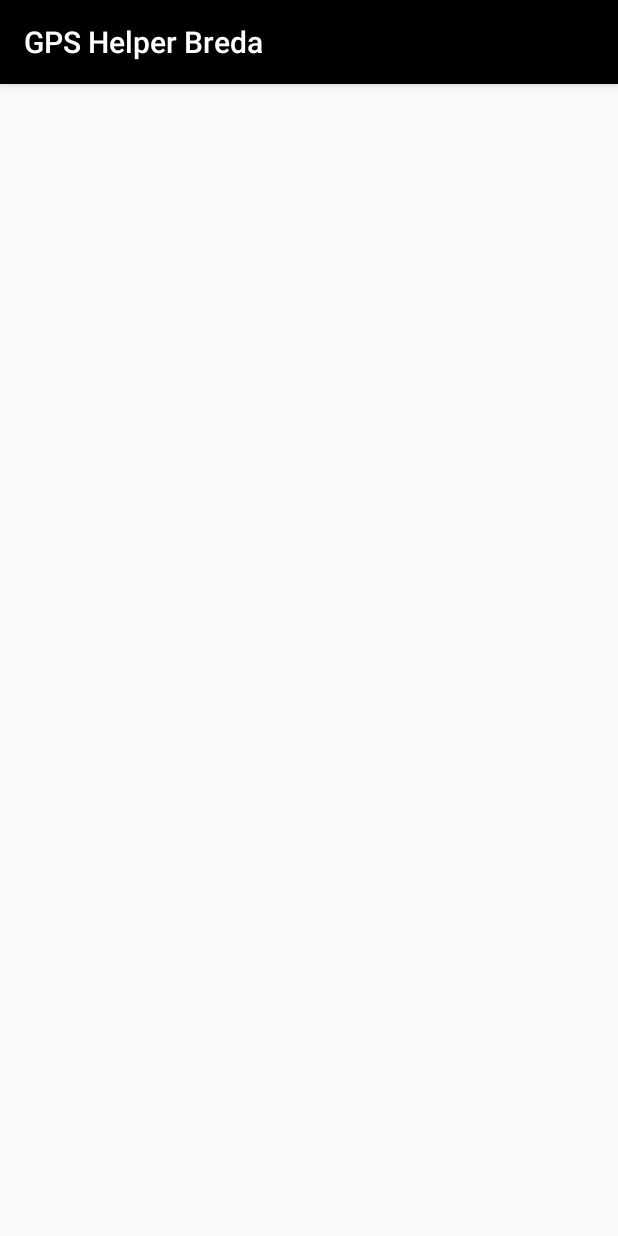
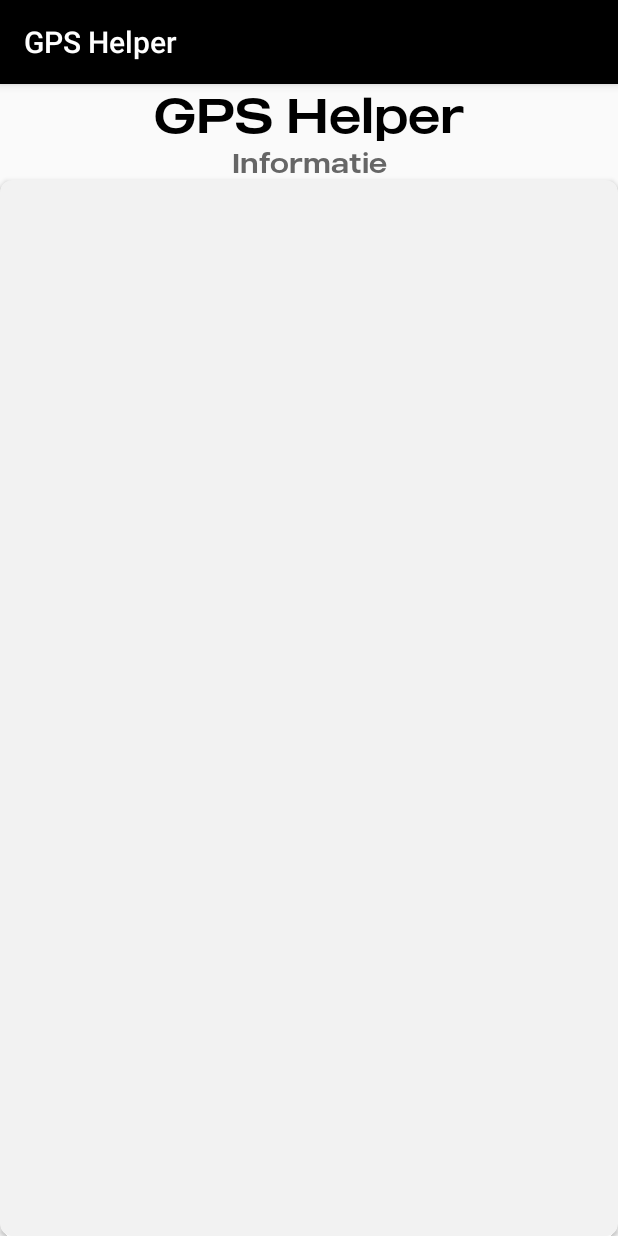
Before and after one commit to noahwalsmits/GpsHelperBreda, an Android app: the InformationActivity screen opened directly, with no data from a screen before it, on a phone screen of 412 x 824 dp. Run offline under Robolectric (Android 15) with nearby library versions, the phone set to English and light mode, and no system bars.

Commit message:
Complete basis information activity

```diff
--- a/app/build.gradle
+++ b/app/build.gradle
@@ -27,4 +27,5 @@ dependencies {
     testImplementation 'junit:junit:4.12'
     androidTestImplementation 'androidx.test.ext:junit:1.1.0'
     androidTestImplementation 'androidx.test.espresso:espresso-core:3.1.1'
+    implementation 'androidx.cardview:cardview:1.0.0'
 }
--- a/app/src/main/res/layout/activity_information.xml
+++ b/app/src/main/res/layout/activity_information.xml
@@ -6,4 +6,33 @@
     android:layout_height="match_parent"
     tools:context=".activity.InformationActivity">
 
+    <TextView
+        android:id="@+id/information_text_name_application"
+        android:layout_width="wrap_content"
+        android:layout_height="wrap_content"
+        android:text="@string/app_name"
+        android:textAppearance="@style/LogoHeader"
+        app:layout_constraintEnd_toEndOf="parent"
+        app:layout_constraintStart_toStartOf="parent"
+        app:layout_constraintTop_toTopOf="parent" />
+
+    <TextView
+        android:id="@+id/information_text_name_activity"
+        android:layout_width="wrap_content"
+        android:layout_height="wrap_content"
+        android:text="@string/information_name_activity"
+        android:textAppearance="@style/SubHeader"
+        app:layout_constraintEnd_toEndOf="parent"
+        app:layout_constraintStart_toStartOf="parent"
+        app:layout_constraintTop_toBottomOf="@+id/information_text_name_application" />
+
+    <androidx.cardview.widget.CardView
+        android:layout_width="0dp"
+        android:layout_height="0dp"
+        app:cardBackgroundColor="@color/colorLightGray"
+        app:cardCornerRadius="8dp"
+        app:layout_constraintBottom_toBottomOf="parent"
+        app:layout_constraintEnd_toEndOf="parent"
+        app:layout_constraintStart_toStartOf="parent"
+        app:layout_constraintTop_toBottomOf="@+id/information_text_name_activity" />
 </androidx.constraintlayout.widget.ConstraintLayout>
--- a/app/src/main/res/values/strings.xml
+++ b/app/src/main/res/values/strings.xml
@@ -1,4 +1,7 @@
 <resources>
-    <string name="app_name">GPS Helper Breda</string>
+    <string name="app_name">GPS Helper</string>
     <string name="title_activity_maps">Map</string>
+    <string name="information_name_activity">Informatie</string>
+    <string name="information_about_app">hier komt de app informatie</string>
+    <string name="information_about_title">hier komt de titel</string>
 </resources>
```
